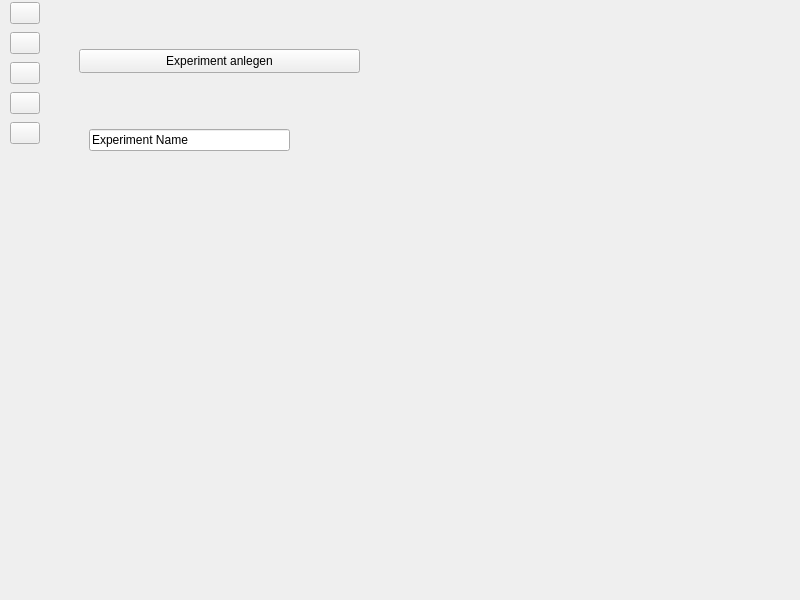
Prof-Adrian-Mueller/Agile_Roboticsystems_Laborstrasse, file GUI/Navigation.ui: the form before one commit.
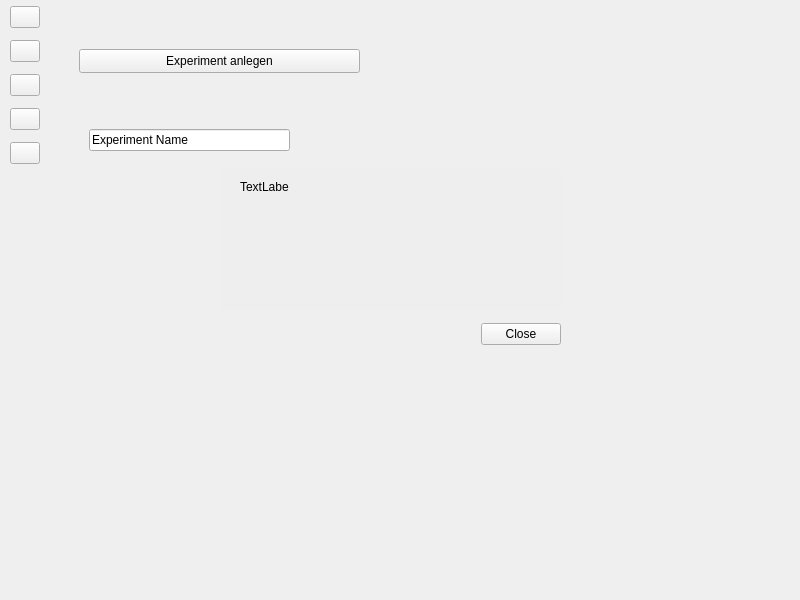
The form after the commit. Icons and pictures are not drawn.

The edit to the form file:
```diff
--- a/GUI/Navigation.ui
+++ b/GUI/Navigation.ui
@@ -220,7 +220,7 @@
        <x>0</x>
        <y>0</y>
        <width>30</width>
-       <height>146</height>
+       <height>171</height>
       </rect>
      </property>
      <layout class="QVBoxLayout" name="verticalLayout">
@@ -285,6 +285,112 @@
      </layout>
     </widget>
    </widget>
+   <widget class="QWidget" name="modalDialogBackground" native="true">
+    <property name="geometry">
+     <rect>
+      <x>0</x>
+      <y>-1</y>
+      <width>801</width>
+      <height>601</height>
+     </rect>
+    </property>
+    <property name="minimumSize">
+     <size>
+      <width>801</width>
+      <height>0</height>
+     </size>
+    </property>
+    <property name="styleSheet">
+     <string notr="true"/>
+    </property>
+    <widget class="QWidget" name="modalDialog" native="true">
+     <property name="geometry">
+      <rect>
+       <x>200</x>
+       <y>150</y>
+       <width>371</width>
+       <height>211</height>
+      </rect>
+     </property>
+     <property name="styleSheet">
+      <string notr="true"/>
+     </property>
+     <widget class="QWidget" name="modalBoxTextContent" native="true">
+      <property name="geometry">
+       <rect>
+        <x>20</x>
+        <y>20</y>
+        <width>341</width>
+        <height>141</height>
+       </rect>
+      </property>
+      <property name="minimumSize">
+       <size>
+        <width>200</width>
+        <height>120</height>
+       </size>
+      </property>
+      <property name="styleSheet">
+       <string notr="true">background-color: rgb(238, 238, 238);</string>
+      </property>
+      <widget class="QLabel" name="modalBoxText">
+       <property name="geometry">
+        <rect>
+         <x>20</x>
+         <y>10</y>
+         <width>49</width>
+         <height>16</height>
+        </rect>
+       </property>
+       <property name="text">
+        <string>TextLabel</string>
+       </property>
+      </widget>
+     </widget>
+     <widget class="QWidget" name="footerWidgetDialogBox" native="true">
+      <property name="geometry">
+       <rect>
+        <x>20</x>
+        <y>160</y>
+        <width>341</width>
+        <height>41</height>
+       </rect>
+      </property>
+      <widget class="QWidget" name="layoutWidget">
+       <property name="geometry">
+        <rect>
+         <x>0</x>
+         <y>10</y>
+         <width>341</width>
+         <height>31</height>
+        </rect>
+       </property>
+       <layout class="QHBoxLayout" name="dialogBoxFooter">
+        <item>
+         <spacer name="horizontalSpacerCloseBtn">
+          <property name="orientation">
+           <enum>Qt::Horizontal</enum>
+          </property>
+          <property name="sizeHint" stdset="0">
+           <size>
+            <width>258</width>
+            <height>20</height>
+           </size>
+          </property>
+         </spacer>
+        </item>
+        <item>
+         <widget class="QPushButton" name="closeBtnModal">
+          <property name="text">
+           <string>Close</string>
+          </property>
+         </widget>
+        </item>
+       </layout>
+      </widget>
+     </widget>
+    </widget>
+   </widget>
   </widget>
  </widget>
  <resources>
```
Left out of the diff: 4 changed lines with no effect on the pictures.
